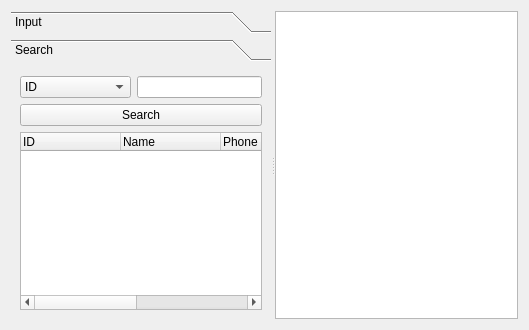
juyeon6454/Customer-management_Qt, file clientmanagerform.ui: the form before one commit.
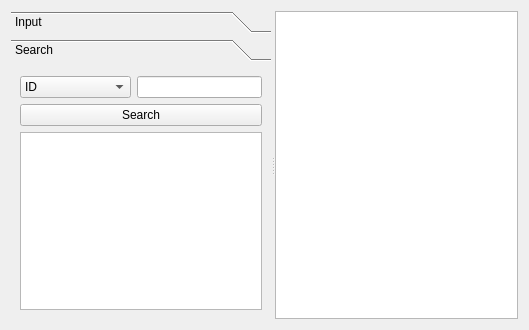
The form after the commit. The open tabs and pages were chosen to show the change.

Patch:
```diff
--- a/clientmanagerform.ui
+++ b/clientmanagerform.ui
@@ -213,33 +213,7 @@
          </widget>
         </item>
         <item>
-         <widget class="QTreeWidget" name="searchTreeWidget">
-          <column>
-           <property name="text">
-            <string>ID</string>
-           </property>
-          </column>
-          <column>
-           <property name="text">
-            <string>Name</string>
-           </property>
-          </column>
-          <column>
-           <property name="text">
-            <string>Phone number</string>
-           </property>
-          </column>
-          <column>
-           <property name="text">
-            <string>Address</string>
-           </property>
-          </column>
-          <column>
-           <property name="text">
-            <string>E-mail</string>
-           </property>
-          </column>
-         </widget>
+         <widget class="QTreeView" name="searchTreeView"/>
         </item>
        </layout>
       </widget>
```
Left out of the diff: 2 changed lines with no effect on the pictures.
